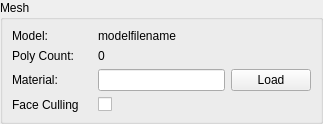
This is Editor/Sources/PropertyViews/MeshComponent.ui in maxon887/Cross as Qt 5 draws it before an edit. The edited form follows.
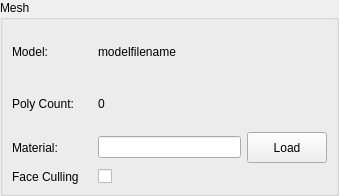
This is the edited form. Custom widgets are drawn as their Qt base class.

The edit to the form file:
```diff
--- a/Editor/Sources/PropertyViews/MeshComponent.ui
+++ b/Editor/Sources/PropertyViews/MeshComponent.ui
@@ -6,8 +6,8 @@
    <rect>
     <x>0</x>
     <y>0</y>
-    <width>323</width>
-    <height>121</height>
+    <width>339</width>
+    <height>196</height>
    </rect>
   </property>
   <property name="windowTitle">
```
Left out of the diff: 32 changed lines with no effect on the pictures.
